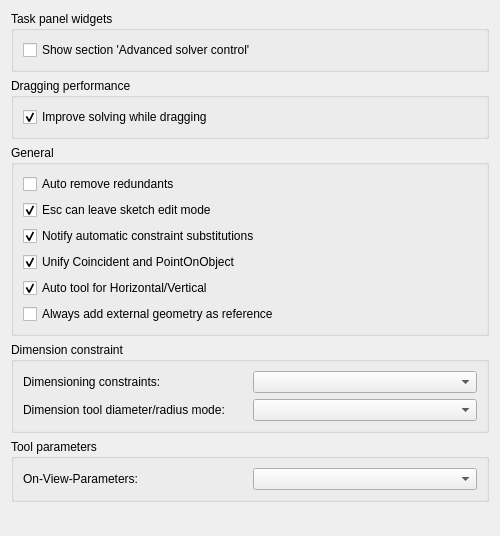
Old version of the form src/Mod/Sketcher/Gui/SketcherSettings.ui in the repository southseact-3d/fcd.
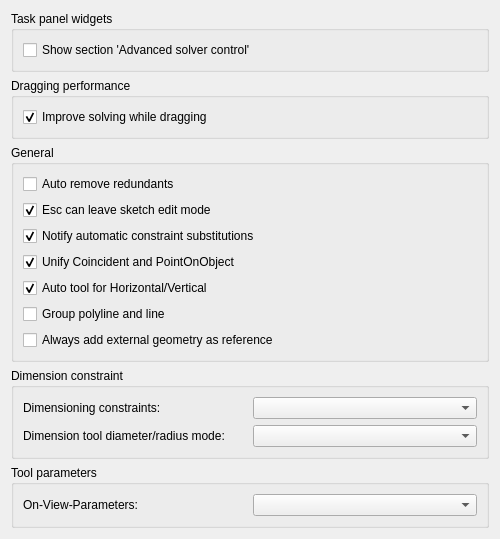
New version of the form. Custom widgets are drawn as their Qt base class.

Commit message: add line group checkbox in SketcherSettings.ui

```diff
--- a/src/Mod/Sketcher/Gui/SketcherSettings.ui
+++ b/src/Mod/Sketcher/Gui/SketcherSettings.ui
@@ -197,6 +197,25 @@
         </property>
        </widget>
       </item>
+      <item>
+       <widget class="Gui::PrefCheckBox" name="checkBoxLineGroup">
+        <property name="toolTip">
+         <string>Use the line command group instead of separate commands. This create a command group in which you have the polyline and line tool.</string>
+        </property>
+        <property name="text">
+         <string>Group polyline and line</string>
+        </property>
+        <property name="checked">
+         <bool>false</bool>
+        </property>
+        <property name="prefEntry" stdset="0">
+         <cstring>UnifiedLineCommands</cstring>
+        </property>
+        <property name="prefPath" stdset="0">
+         <cstring>Mod/Sketcher/Commands</cstring>
+        </property>
+       </widget>
+      </item>
       <item>
        <widget class="Gui::PrefCheckBox" name="checkBoxAddExtGeo">
         <property name="toolTip">
```
